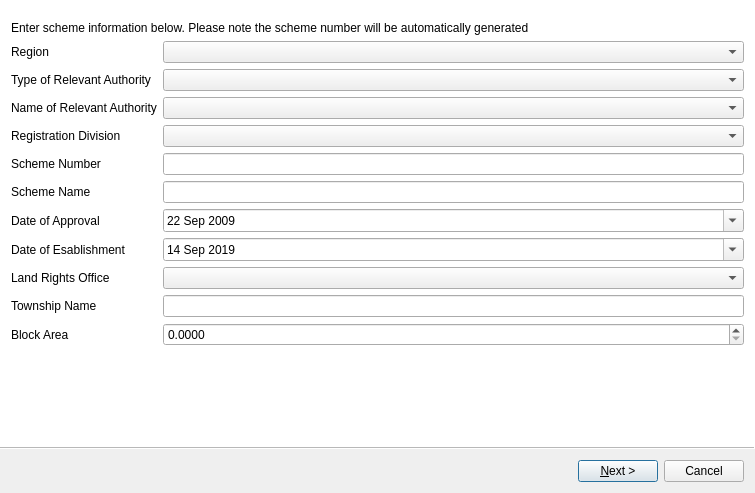
Above: ui/flts/ui_scheme_lodgement.ui from gltn/stdm before the change. Below: the same form after it.
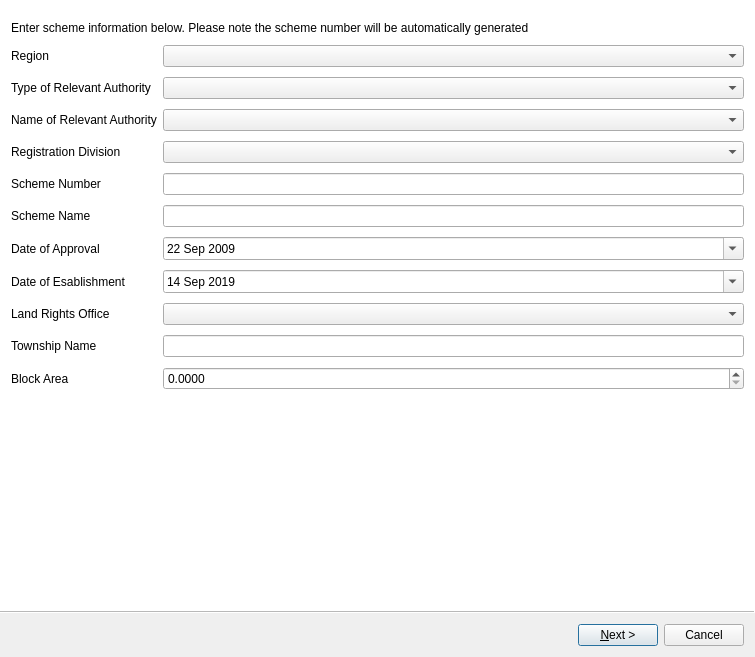
That is the form after the change. Icons and pictures are not drawn. Custom widgets are drawn as their Qt base class.

Patch:
```diff
--- a/ui/flts/ui_scheme_lodgement.ui
+++ b/ui/flts/ui_scheme_lodgement.ui
@@ -10,7 +10,7 @@
     <x>0</x>
     <y>0</y>
     <width>755</width>
-    <height>493</height>
+    <height>657</height>
    </rect>
   </property>
   <property name="sizePolicy">
@@ -48,6 +48,9 @@
   </property>
   <widget class="QWizardPage" name="wizardPage1">
    <layout class="QGridLayout" name="gridLayout_2">
+    <property name="verticalSpacing">
+     <number>10</number>
+    </property>
     <item row="0" column="0" colspan="2">
      <layout class="QVBoxLayout" name="vlNotification">
       <property name="bottomMargin">
```
Left out of the diff: 121 changed lines with no effect on the pictures.
